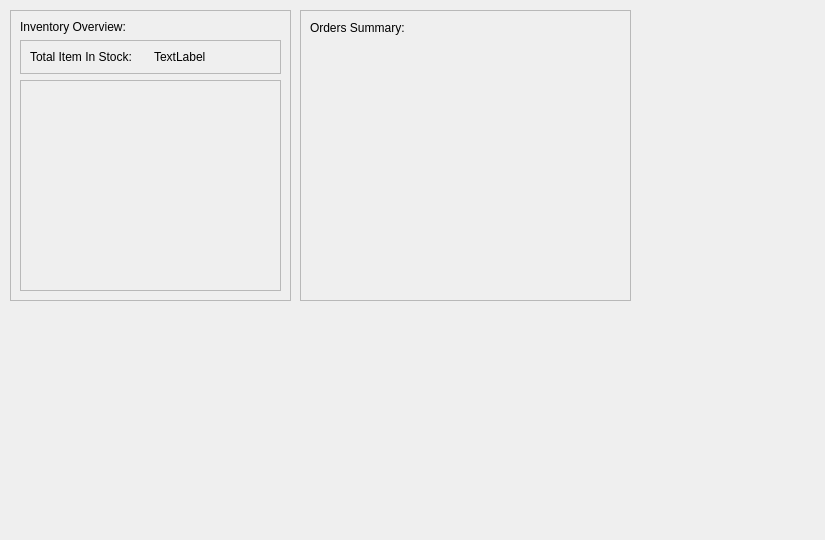
Kazu0210/Inventory-System, file app/src/ui/dashboard_page.ui: the form before one commit.
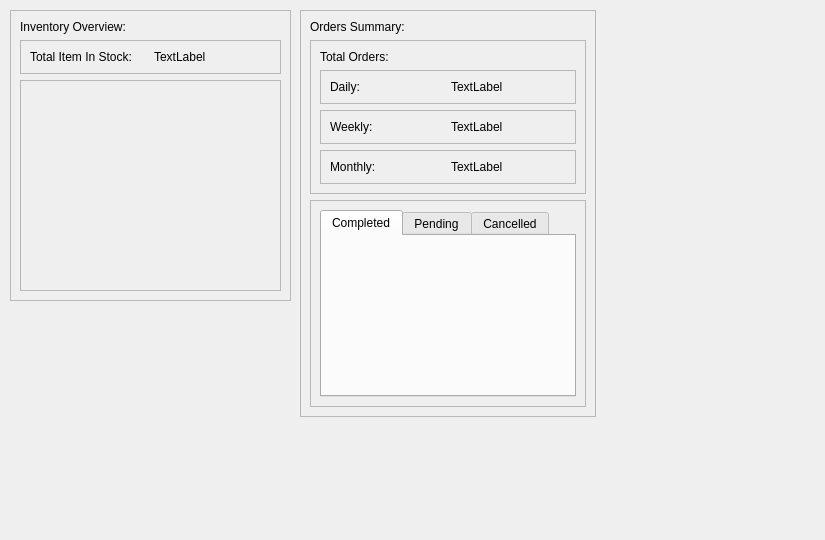
The form after the commit.

Commit message: added order summary (daily, weekly, monthly) on dashboard section of admin account

Diff of the .ui file:
```diff
--- a/app/src/ui/dashboard_page.ui
+++ b/app/src/ui/dashboard_page.ui
@@ -110,8 +110,8 @@
     <rect>
      <x>300</x>
      <y>10</y>
-     <width>331</width>
-     <height>291</height>
+     <width>296</width>
+     <height>407</height>
     </rect>
    </property>
    <property name="frameShape">
@@ -120,19 +120,146 @@
    <property name="frameShadow">
     <enum>QFrame::Raised</enum>
    </property>
-   <widget class="QLabel" name="label_3">
-    <property name="geometry">
-     <rect>
-      <x>10</x>
-      <y>10</y>
-      <width>111</width>
-      <height>16</height>
-     </rect>
-    </property>
-    <property name="text">
-     <string>Orders Summary:</string>
-    </property>
-   </widget>
+   <layout class="QVBoxLayout" name="verticalLayout_3">
+    <item>
+     <widget class="QLabel" name="label_3">
+      <property name="text">
+       <string>Orders Summary:</string>
+      </property>
+     </widget>
+    </item>
+    <item>
+     <widget class="QFrame" name="frame_4">
+      <property name="frameShape">
+       <enum>QFrame::StyledPanel</enum>
+      </property>
+      <property name="frameShadow">
+       <enum>QFrame::Raised</enum>
+      </property>
+      <layout class="QVBoxLayout" name="verticalLayout_2">
+       <item>
+        <widget class="QLabel" name="label_4">
+         <property name="text">
+          <string>Total Orders:</string>
+         </property>
+        </widget>
+       </item>
+       <item>
+        <widget class="QFrame" name="frame_5">
+         <property name="frameShape">
+          <enum>QFrame::StyledPanel</enum>
+         </property>
+         <property name="frameShadow">
+          <enum>QFrame::Raised</enum>
+         </property>
+         <layout class="QHBoxLayout" name="horizontalLayout_2">
+          <item>
+           <widget class="QLabel" name="label_5">
+            <property name="text">
+             <string>Daily:</string>
+            </property>
+           </widget>
+          </item>
+          <item>
+           <widget class="QLabel" name="daily_order_label">
+            <property name="text">
+             <string>TextLabel</string>
+            </property>
+           </widget>
+          </item>
+         </layout>
+        </widget>
+       </item>
+       <item>
+        <widget class="QFrame" name="frame_6">
+         <property name="frameShape">
+          <enum>QFrame::StyledPanel</enum>
+         </property>
+         <property name="frameShadow">
+          <enum>QFrame::Raised</enum>
+         </property>
+         <layout class="QHBoxLayout" name="horizontalLayout_3">
+          <item>
+           <widget class="QLabel" name="label_6">
+            <property name="text">
+             <string>Weekly:</string>
+            </property>
+           </widget>
+          </item>
+          <item>
+           <widget class="QLabel" name="weekly_order_label">
+            <property name="text">
+             <string>TextLabel</string>
+            </property>
+           </widget>
+          </item>
+         </layout>
+        </widget>
+       </item>
+       <item>
+        <widget class="QFrame" name="frame_7">
+         <property name="frameShape">
+          <enum>QFrame::StyledPanel</enum>
+         </property>
+         <property name="frameShadow">
+          <enum>QFrame::Raised</enum>
+         </property>
+         <layout class="QHBoxLayout" name="horizontalLayout_4">
+          <item>
+           <widget class="QLabel" name="label_7">
+            <property name="text">
+             <string>Monthly:</string>
+            </property>
+           </widget>
+          </item>
+          <item>
+           <widget class="QLabel" name="monthly_order_label">
+            <property name="text">
+             <string>TextLabel</string>
+            </property>
+           </widget>
+          </item>
+         </layout>
+        </widget>
+       </item>
+      </layout>
+     </widget>
+    </item>
+    <item>
+     <widget class="QFrame" name="frame_8">
+      <property name="frameShape">
+       <enum>QFrame::StyledPanel</enum>
+      </property>
+      <property name="frameShadow">
+       <enum>QFrame::Raised</enum>
+      </property>
+      <layout class="QVBoxLayout" name="verticalLayout_4">
+       <item>
+        <widget class="QTabWidget" name="tabWidget">
+         <property name="currentIndex">
+          <number>0</number>
+         </property>
+         <widget class="QWidget" name="tab">
+          <attribute name="title">
+           <string>Completed</string>
+          </attribute>
+         </widget>
+         <widget class="QWidget" name="tab_3">
+          <attribute name="title">
+           <string>Pending</string>
+          </attribute>
+         </widget>
+         <widget class="QWidget" name="tab_2">
+          <attribute name="title">
+           <string>Cancelled</string>
+          </attribute>
+         </widget>
+        </widget>
+       </item>
+      </layout>
+     </widget>
+    </item>
+   </layout>
   </widget>
  </widget>
  <resources/>
```
The commit also changes 13 other files.
